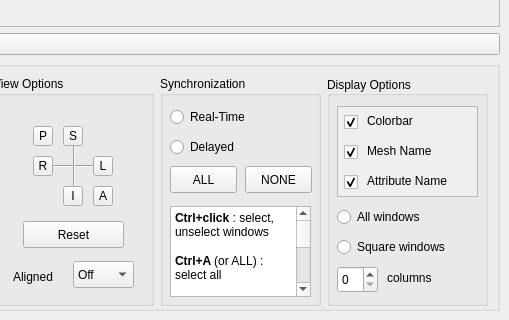
Qt form src/ShapePopulationQT.ui (NIRALUser/ShapePopulationViewer) before a commit; both pictures show x 741 to 1250 and y 480 to 800 of the 1250 by 800 pixel window.
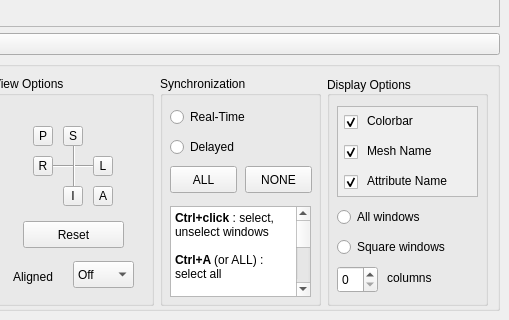
The same form after that commit. The open tabs and pages were chosen to show the change. Icons and pictures are not drawn. Custom widgets are drawn as their Qt base class.

```diff
--- a/src/ShapePopulationQT.ui
+++ b/src/ShapePopulationQT.ui
@@ -1014,14 +1014,14 @@
            <string>&lt;!DOCTYPE HTML PUBLIC &quot;-//W3C//DTD HTML 4.0//EN&quot; &quot;http://www.w3.org/TR/REC-html40/strict.dtd&quot;&gt;
 &lt;html&gt;&lt;head&gt;&lt;meta name=&quot;qrichtext&quot; content=&quot;1&quot; /&gt;&lt;style type=&quot;text/css&quot;&gt;
 p, li { white-space: pre-wrap; }
-&lt;/style&gt;&lt;/head&gt;&lt;body style=&quot; font-family:'Sans'; font-size:10pt; font-weight:400; font-style:normal;&quot;&gt;
-&lt;p style=&quot; margin-top:0px; margin-bottom:0px; margin-left:0px; margin-right:0px; -qt-block-indent:0; text-indent:0px;&quot;&gt;&lt;span style=&quot; font-size:9pt; font-weight:600;&quot;&gt;Ctrl+click&lt;/span&gt;&lt;span style=&quot; font-size:9pt;&quot;&gt; : select, unselect windows&lt;br /&gt;&lt;/span&gt;&lt;/p&gt;
-&lt;p style=&quot; margin-top:0px; margin-bottom:0px; margin-left:0px; margin-right:0px; -qt-block-indent:0; text-indent:0px;&quot;&gt;&lt;span style=&quot; font-size:9pt; font-weight:600;&quot;&gt;Ctrl+A &lt;/span&gt;&lt;span style=&quot; font-size:9pt;&quot;&gt;(or ALL) : select all&lt;br /&gt;&lt;/span&gt;&lt;/p&gt;
-&lt;p style=&quot; margin-top:0px; margin-bottom:0px; margin-left:0px; margin-right:0px; -qt-block-indent:0; text-indent:0px;&quot;&gt;&lt;span style=&quot; font-size:9pt; font-weight:600;&quot;&gt;Esc&lt;/span&gt;&lt;span style=&quot; font-size:9pt;&quot;&gt; (or NONE) : unselect all&lt;br /&gt;&lt;/span&gt;&lt;/p&gt;
-&lt;p style=&quot; margin-top:0px; margin-bottom:0px; margin-left:0px; margin-right:0px; -qt-block-indent:0; text-indent:0px;&quot;&gt;&lt;span style=&quot; font-size:9pt; font-weight:600;&quot;&gt;drag mouse :&lt;/span&gt;&lt;span style=&quot; font-size:9pt;&quot;&gt; rotation % Y , Z&lt;br /&gt;&lt;/span&gt;&lt;/p&gt;
-&lt;p style=&quot; margin-top:0px; margin-bottom:0px; margin-left:0px; margin-right:0px; -qt-block-indent:0; text-indent:0px;&quot;&gt;&lt;span style=&quot; font-size:9pt; font-weight:600;&quot;&gt;Ctrl+drag :&lt;/span&gt;&lt;span style=&quot; font-size:9pt;&quot;&gt; rotation % X&lt;br /&gt;&lt;/span&gt;&lt;/p&gt;
-&lt;p style=&quot; margin-top:0px; margin-bottom:0px; margin-left:0px; margin-right:0px; -qt-block-indent:0; text-indent:0px;&quot;&gt;&lt;span style=&quot; font-size:9pt; font-weight:600;&quot;&gt;Shift+drag :&lt;/span&gt;&lt;span style=&quot; font-size:9pt;&quot;&gt; translation % Y , Z&lt;br /&gt;&lt;/span&gt;&lt;/p&gt;
-&lt;p style=&quot; margin-top:0px; margin-bottom:0px; margin-left:0px; margin-right:0px; -qt-block-indent:0; text-indent:0px;&quot;&gt;&lt;span style=&quot; font-size:9pt; font-weight:600;&quot;&gt;Alt+Shift+drag :&lt;/span&gt;&lt;span style=&quot; font-size:9pt;&quot;&gt; translation % X&lt;/span&gt;&lt;/p&gt;&lt;/body&gt;&lt;/html&gt;</string>
+&lt;/style&gt;&lt;/head&gt;&lt;body style=&quot; font-family:'Sans'; font-size:9pt; font-weight:400; font-style:normal;&quot;&gt;
+&lt;p style=&quot; margin-top:0px; margin-bottom:0px; margin-left:0px; margin-right:0px; -qt-block-indent:0; text-indent:0px;&quot;&gt;&lt;span style=&quot; font-weight:600;&quot;&gt;Ctrl+click&lt;/span&gt; : select, unselect windows&lt;br /&gt;&lt;/p&gt;
+&lt;p style=&quot; margin-top:0px; margin-bottom:0px; margin-left:0px; margin-right:0px; -qt-block-indent:0; text-indent:0px;&quot;&gt;&lt;span style=&quot; font-weight:600;&quot;&gt;Ctrl+A &lt;/span&gt;(or ALL) : select all&lt;br /&gt;&lt;/p&gt;
+&lt;p style=&quot; margin-top:0px; margin-bottom:0px; margin-left:0px; margin-right:0px; -qt-block-indent:0; text-indent:0px;&quot;&gt;&lt;span style=&quot; font-weight:600;&quot;&gt;Esc&lt;/span&gt; (or NONE) : unselect all&lt;br /&gt;&lt;/p&gt;
+&lt;p style=&quot; margin-top:0px; margin-bottom:0px; margin-left:0px; margin-right:0px; -qt-block-indent:0; text-indent:0px;&quot;&gt;&lt;span style=&quot; font-weight:600;&quot;&gt;drag mouse :&lt;/span&gt; rotation % Y , Z&lt;br /&gt;&lt;/p&gt;
+&lt;p style=&quot; margin-top:0px; margin-bottom:0px; margin-left:0px; margin-right:0px; -qt-block-indent:0; text-indent:0px;&quot;&gt;&lt;span style=&quot; font-weight:600;&quot;&gt;Ctrl+drag :&lt;/span&gt; rotation % X&lt;br /&gt;&lt;/p&gt;
+&lt;p style=&quot; margin-top:0px; margin-bottom:0px; margin-left:0px; margin-right:0px; -qt-block-indent:0; text-indent:0px;&quot;&gt;&lt;span style=&quot; font-weight:600;&quot;&gt;Shift+drag :&lt;/span&gt; translation % Y , Z&lt;br /&gt;&lt;/p&gt;
+&lt;p style=&quot; margin-top:0px; margin-bottom:0px; margin-left:0px; margin-right:0px; -qt-block-indent:0; text-indent:0px;&quot;&gt;&lt;span style=&quot; font-weight:600;&quot;&gt;Alt+Shift+drag :&lt;/span&gt; translation % X&lt;/p&gt;&lt;/body&gt;&lt;/html&gt;</string>
           </property>
          </widget>
         </widget>
```
Left out of the diff: 4 changed lines with no effect on the pictures.
